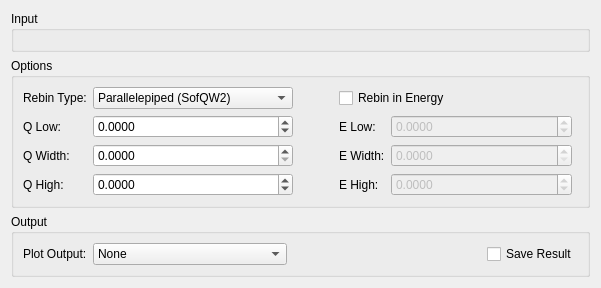
This is Code/Mantid/MantidQt/CustomInterfaces/inc/MantidQtCustomInterfaces/Indirect/IndirectSqw.ui in mantidproject/mantid as Qt 5 draws it before an edit. The edited form follows.
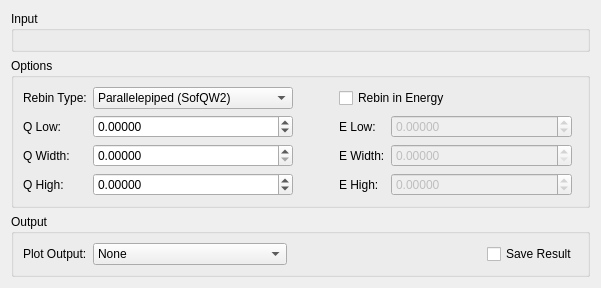
This is the edited form. Custom widgets are drawn as their Qt base class.

```diff
--- a/Code/Mantid/MantidQt/CustomInterfaces/inc/MantidQtCustomInterfaces/Indirect/IndirectSqw.ui
+++ b/Code/Mantid/MantidQt/CustomInterfaces/inc/MantidQtCustomInterfaces/Indirect/IndirectSqw.ui
@@ -90,7 +90,7 @@
            </size>
           </property>
           <property name="decimals">
-           <number>4</number>
+           <number>5</number>
           </property>
           <property name="minimum">
            <double>-1000.000000000000000</double>
@@ -156,7 +156,7 @@
            </size>
           </property>
           <property name="decimals">
-           <number>4</number>
+           <number>5</number>
           </property>
           <property name="minimum">
            <double>-1000.000000000000000</double>
@@ -242,7 +242,7 @@
            </size>
           </property>
           <property name="decimals">
-           <number>4</number>
+           <number>5</number>
           </property>
           <property name="minimum">
            <double>0.000000000000000</double>
@@ -287,7 +287,7 @@
            </sizepolicy>
           </property>
           <property name="decimals">
-           <number>4</number>
+           <number>5</number>
           </property>
           <property name="minimum">
            <double>-1000.000000000000000</double>
@@ -309,7 +309,7 @@
            </sizepolicy>
           </property>
           <property name="decimals">
-           <number>4</number>
+           <number>5</number>
           </property>
           <property name="minimum">
            <double>0.000000000000000</double>
@@ -331,7 +331,7 @@
            </sizepolicy>
           </property>
           <property name="decimals">
-           <number>4</number>
+           <number>5</number>
           </property>
           <property name="minimum">
            <double>-1000.000000000000000</double>
```
